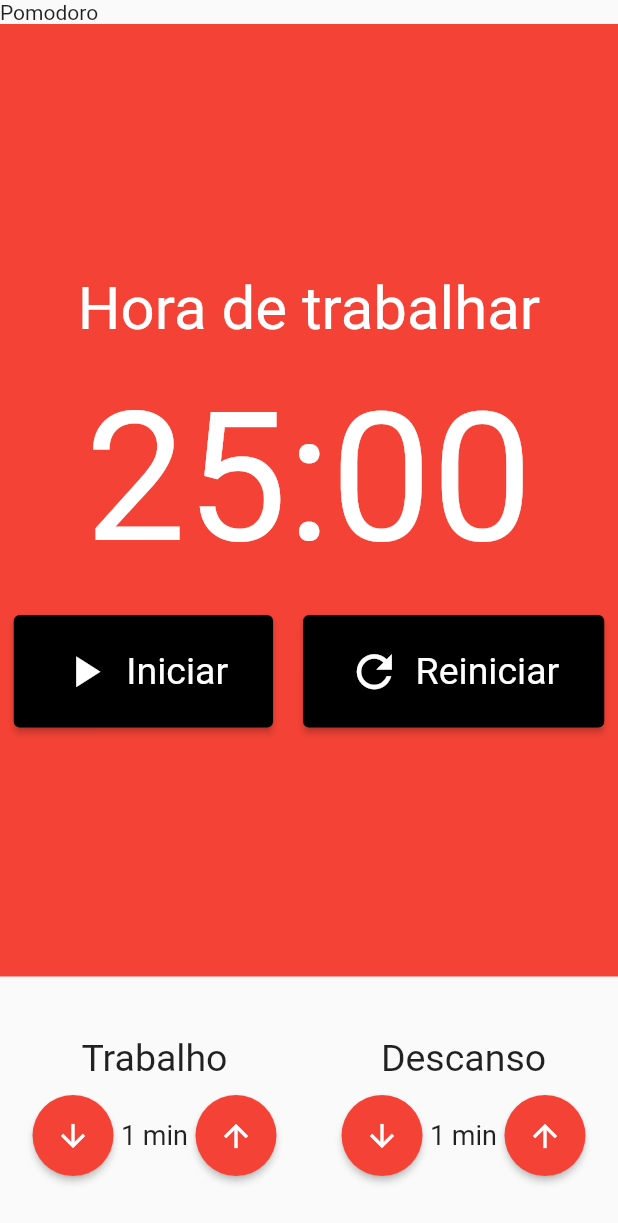
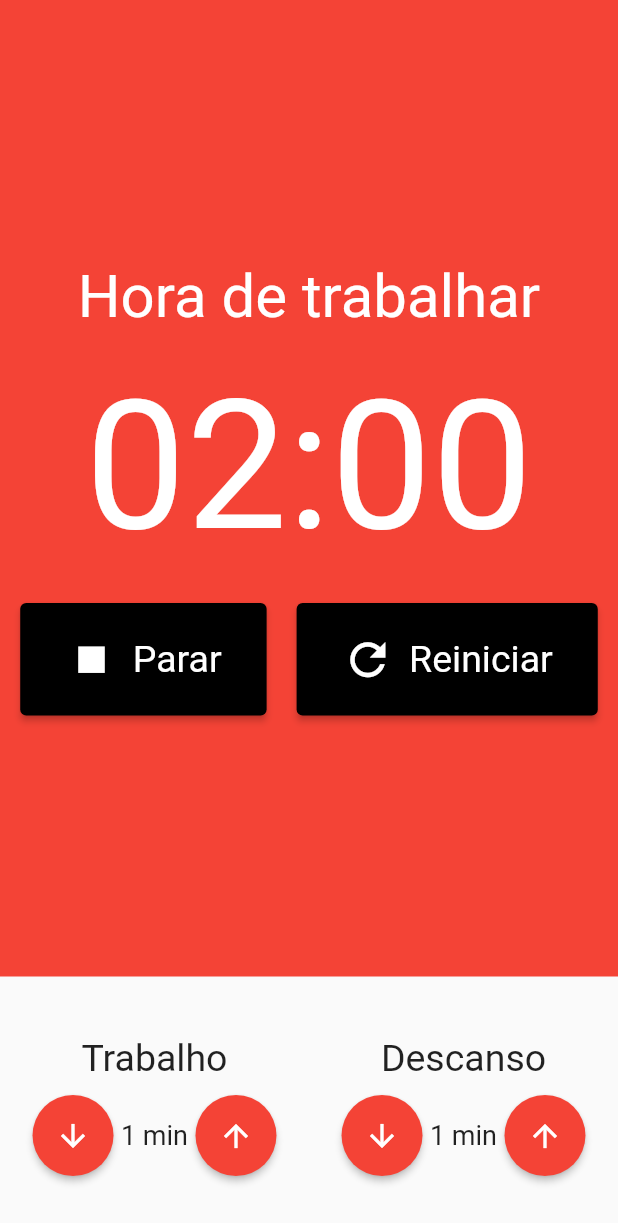
Before and after one commit to 9reis/pomodoro__flutter, a Flutter app: the screen it shows after launch, after a tap on "Iniciar", on a phone screen of 412 x 824 dp. Shown: the top 1223 px of the screen. Run offline on Flutter 3.47's test engine with Material 2 defaults, Android fonts, the light colour scheme and no system bars; our stand-ins replace flutter_mobx, mobx; generated files the repository leaves out were written again.

Commit message:
Pomodoro Store #2

```diff
--- a/lib/components/cronometro.dart
+++ b/lib/components/cronometro.dart
@@ -1,15 +1,16 @@
 import 'package:flutter/material.dart';
-import 'package:flutter/src/widgets/framework.dart';
-import 'package:flutter/src/widgets/placeholder.dart';
-import 'package:flutter/widgets.dart';
-import 'package:mobx/mobx.dart';
+import 'package:flutter_mobx/flutter_mobx.dart';
 import 'package:pomodoro__flutter/components/cronometro_botao.dart';
+import 'package:pomodoro__flutter/store/pomodoro.store.dart';
+import 'package:provider/provider.dart';
 
 class Cronometro extends StatelessWidget {
   const Cronometro({super.key});
 
   @override
   Widget build(BuildContext context) {
+    final store = Provider.of<PomodoroStore>(context);
+
     return Container(
       color: Colors.red,
       child: Column(
@@ -20,39 +21,46 @@ class Cronometro extends StatelessWidget {
             style: TextStyle(fontSize: 40, color: Colors.white),
           ),
           const SizedBox(height: 20),
-          const Text(
-            '25:00',
-            style: TextStyle(
+          Text(
+            '${store.minutos.toString().padLeft(2, '0')}:${store.segundos.toString().padLeft(2, '0')}',
+            style: const TextStyle(
               color: Colors.white,
               fontSize: 120,
             ),
           ),
           const SizedBox(height: 20),
-          Row(
+          Observer(
+            builder: (_) => Row(
               mainAxisAlignment: MainAxisAlignment.center,
-            children: const [
+              children: [
+                if (!store.iniciado)
                   Padding(
-                padding: EdgeInsets.only(right: 10),
+                    padding: const EdgeInsets.only(right: 10),
                     child: CronometroBotao(
                       texto: 'Iniciar',
                       icone: Icons.play_arrow,
+                      click: store.iniciar,
                     ),
                   ),
-              // Padding(
-              // padding: EdgeInsets.only(right: 10),
-              //   child: CronometroBotao(
-              //     texto: 'Parar',
-              //     icone: Icons.stop,
-              //   ),
-              // ),
+                if (store.iniciado)
                   Padding(
-                padding: EdgeInsets.only(left: 10),
+                    padding: const EdgeInsets.only(right: 10),
+                    child: CronometroBotao(
+                      texto: 'Parar',
+                      icone: Icons.stop,
+                      click: store.parar,
+                    ),
+                  ),
+                Padding(
+                  padding: const EdgeInsets.only(left: 10),
                   child: CronometroBotao(
                     texto: 'Reiniciar',
                     icone: Icons.refresh,
+                    click: store.reiniciar,
                   ),
                 ),
               ],
+            ),
           ),
         ],
       ),
--- a/lib/components/cronometro_botao.dart
+++ b/lib/components/cronometro_botao.dart
@@ -1,25 +1,26 @@
 import 'package:flutter/material.dart';
 
 class CronometroBotao extends StatelessWidget {
-  const CronometroBotao({Key? key, required this.texto, required this.icone})
-      : super(key: key);
+  const CronometroBotao({
+    Key? key,
+    required this.texto,
+    required this.icone,
+    this.click,
+  }) : super(key: key);
 
   final String texto;
   final IconData icone;
+  final void Function()? click;
 
   @override
   Widget build(BuildContext context) {
     return ElevatedButton(
       style: ElevatedButton.styleFrom(
-        primary: Colors.black,
-        padding: EdgeInsets.symmetric(
-          horizontal: 30,
-          vertical: 20,
-        ),
-        textStyle: TextStyle(
-          fontSize: 25,
-        ),
+        backgroundColor: Colors.black,
+        padding: const EdgeInsets.symmetric(horizontal: 30, vertical: 20),
+        textStyle: const TextStyle(fontSize: 25),
       ),
+      onPressed: click,
       child: Row(
         children: [
           Padding(
@@ -32,7 +33,6 @@ class CronometroBotao extends StatelessWidget {
           Text(texto),
         ],
       ),
-      onPressed: () {},
     );
   }
 }
--- a/lib/pages/pomodoro.dart
+++ b/lib/pages/pomodoro.dart
@@ -1,6 +1,4 @@
 import 'package:flutter/material.dart';
-import 'package:flutter/src/widgets/framework.dart';
-import 'package:flutter/src/widgets/placeholder.dart';
 import 'package:flutter_mobx/flutter_mobx.dart';
 import 'package:pomodoro__flutter/components/cronometro.dart';
 import 'package:pomodoro__flutter/components/entradaTempo.dart';
@@ -18,8 +16,8 @@ class Pomodoro extends StatelessWidget {
       body: Column(
         crossAxisAlignment: CrossAxisAlignment.stretch,
         children: [
-          const Text('Pomodoro'),
-          Expanded(
+          // const Text('Pomodoro'),
+          const Expanded(
             child: Cronometro(),
           ),
           Padding(
--- a/lib/store/pomodoro.store.dart
+++ b/lib/store/pomodoro.store.dart
@@ -6,10 +6,34 @@ class PomodoroStore = _PomodoroStore with _$PomodoroStore;
 
 abstract class _PomodoroStore with Store {
   @observable
+  bool iniciado = false;
+
+  @observable
+  int minutos = 2;
+
+  @observable
+  int segundos = 0;
+
+  @observable
   int tempoTrabalho = 2;
 
   @observable
   int tempoDescanso = 1;
+
+  @action
+  void iniciar() {
+    iniciado = true;
+  }
+
+  @action
+  void parar() {
+    iniciado = false;
+  }
+
+  @action
+  void reiniciar() {
+    iniciado = false;
+  }
 
   @action
   void incrementarTempoTrabalho() {
```
Lines whose indentation alone changed are shown as unchanged.
